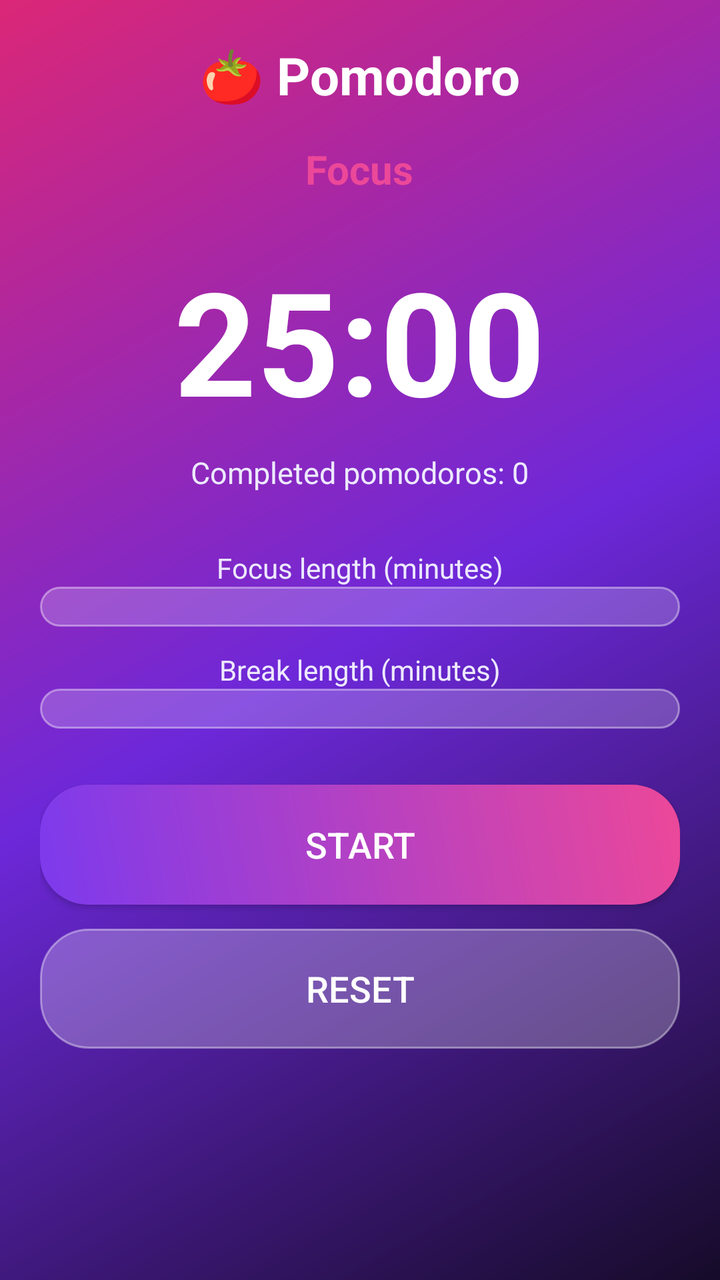
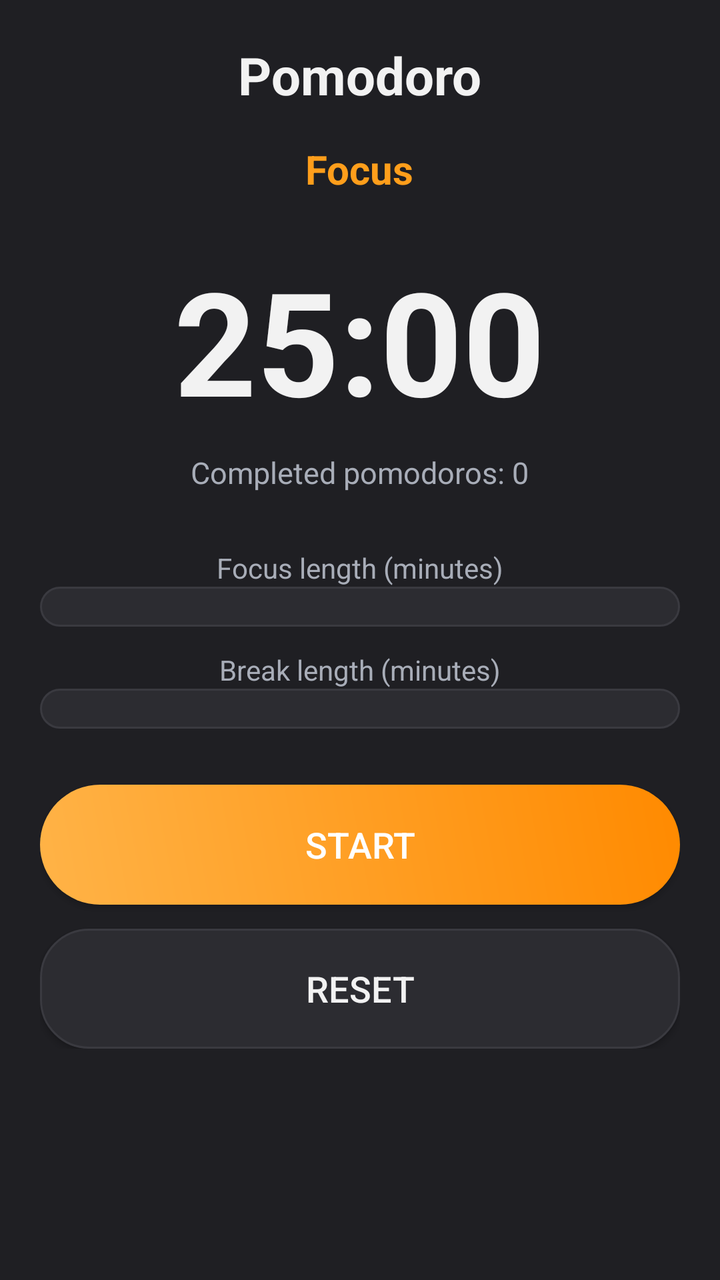

The first picture is an Android layout as it rendered before a commit; the second is the same layout after the commit. The layout source and the unified diff follow.
<!-- AndroidManifest.xml: application theme AppTheme -->
<!-- res/layout/activity_pomodoro.xml -->
<?xml version="1.0" encoding="utf-8"?>
<ScrollView xmlns:android="http://schemas.android.com/apk/res/android"
    android:layout_width="match_parent"
    android:layout_height="match_parent"
    android:padding="20dp">

    <LinearLayout
        android:layout_width="match_parent"
        android:layout_height="wrap_content"
        android:orientation="vertical"
        android:gravity="center_horizontal">

        <TextView
            android:id="@+id/tv_title"
            android:layout_width="wrap_content"
            android:layout_height="wrap_content"
            android:text="🍅 Pomodoro"
            android:textColor="?android:attr/textColorPrimary"
            android:textSize="26sp"
            android:textStyle="bold" />

        <TextView
            android:id="@+id/tv_mode"
            android:layout_width="wrap_content"
            android:layout_height="wrap_content"
            android:text="Focus"
            android:textColor="#EC4899"
            android:textSize="20sp"
            android:textStyle="bold"
            android:layout_marginTop="16dp" />

        <TextView
            android:id="@+id/tv_time"
            android:layout_width="wrap_content"
            android:layout_height="wrap_content"
            android:text="25:00"
            android:textColor="?android:attr/textColorPrimary"
            android:textSize="72sp"
            android:textStyle="bold"
            android:layout_marginTop="24dp" />

        <TextView
            android:id="@+id/tv_cycles"
            android:layout_width="wrap_content"
            android:layout_height="wrap_content"
            android:text="Completed pomodoros: 0"
            android:textColor="?android:attr/textColorSecondary"
            android:textSize="15sp"
            android:layout_marginTop="8dp" />

        <TextView
            android:layout_width="wrap_content"
            android:layout_height="wrap_content"
            android:text="Focus length (minutes)"
            android:textColor="?android:attr/textColorSecondary"
            android:textSize="14sp"
            android:layout_marginTop="28dp" />

        <Spinner
            android:id="@+id/spinner_focus"
            android:layout_width="match_parent"
            android:layout_height="wrap_content"
            android:background="@drawable/bg_input"
            android:padding="10dp" />

        <TextView
            android:layout_width="wrap_content"
            android:layout_height="wrap_content"
            android:text="Break length (minutes)"
            android:textColor="?android:attr/textColorSecondary"
            android:textSize="14sp"
            android:layout_marginTop="12dp" />

        <Spinner
            android:id="@+id/spinner_break"
            android:layout_width="match_parent"
            android:layout_height="wrap_content"
            android:background="@drawable/bg_input"
            android:padding="10dp" />

        <Button
            android:id="@+id/btn_start_pause"
            android:layout_width="match_parent"
            android:layout_height="60dp"
            android:layout_marginTop="28dp"
            android:background="@drawable/bg_button"
            android:text="Start"
            android:textColor="#FFFFFF"
            android:textSize="18sp" />

        <Button
            android:id="@+id/btn_reset"
            android:layout_width="match_parent"
            android:layout_height="60dp"
            android:layout_marginTop="12dp"
            android:background="@drawable/bg_glass"
            android:text="Reset"
            android:textColor="?android:attr/textColorPrimary"
            android:textSize="18sp" />
    </LinearLayout>
</ScrollView>
<!-- resources referenced by this layout -->
<resources>
  <!-- drawable bg_button (drawable) -->
  <?xml version="1.0" encoding="utf-8"?>
  <shape xmlns:android="http://schemas.android.com/apk/res/android"
      android:shape="rectangle">
      <corners android:radius="24dp" />
      <gradient
          android:angle="45"
          android:startColor="#7C3AED"
          android:endColor="#EC4899"
          android:type="linear" />
  </shape>
  <!-- drawable bg_glass (drawable) -->
  <?xml version="1.0" encoding="utf-8"?>
  <shape xmlns:android="http://schemas.android.com/apk/res/android"
      android:shape="rectangle">
      <corners android:radius="24dp" />
      <solid android:color="#40FFFFFF" />
      <stroke
          android:width="1dp"
          android:color="#66FFFFFF" />
  </shape>
  <!-- drawable bg_input (drawable) -->
  <?xml version="1.0" encoding="utf-8"?>
  <shape xmlns:android="http://schemas.android.com/apk/res/android"
      android:shape="rectangle">
      <corners android:radius="16dp" />
      <solid android:color="#33FFFFFF" />
      <stroke
          android:width="1dp"
          android:color="#66FFFFFF" />
  </shape>
  <style name="AppTheme" parent="android:Theme.Material.NoActionBar">
          <item name="android:windowBackground">@drawable/bg_gradient</item>
          <item name="android:textColorPrimary">#FFFFFF</item>
          <item name="android:textColorSecondary">#EDE9FE</item>
          <item name="android:colorAccent">#EC4899</item>
      </style>
  <!-- drawable bg_gradient (drawable) -->
  <?xml version="1.0" encoding="utf-8"?>
  <shape xmlns:android="http://schemas.android.com/apk/res/android"
      android:shape="rectangle">
      <gradient
          android:angle="135"
          android:startColor="#160B29"
          android:centerColor="#6D28D9"
          android:endColor="#DB2777"
          android:type="linear" />
  </shape>
</resources>

<!-- the commit's change to res/layout/activity_pomodoro.xml (unified diff, before → after) -->
@@ -14,7 +14,7 @@
             android:id="@+id/tv_title"
             android:layout_width="wrap_content"
             android:layout_height="wrap_content"
-            android:text="🍅 Pomodoro"
+            android:text="Pomodoro"
             android:textColor="?android:attr/textColorPrimary"
             android:textSize="26sp"
             android:textStyle="bold" />
@@ -24,7 +24,7 @@
             android:layout_width="wrap_content"
             android:layout_height="wrap_content"
             android:text="Focus"
-            android:textColor="#EC4899"
+            android:textColor="@color/orange"
             android:textSize="20sp"
             android:textStyle="bold"
             android:layout_marginTop="16dp" />
<!-- resource entries referenced after the edit -->
@@ -1,14 +1,15 @@
 <!-- resources referenced by this layout -->
 <resources>
+  <color name="orange">#FF9E1B</color>
   <!-- drawable bg_button (drawable) -->
   <?xml version="1.0" encoding="utf-8"?>
   <shape xmlns:android="http://schemas.android.com/apk/res/android"
       android:shape="rectangle">
-      <corners android:radius="24dp" />
+      <corners android:radius="32dp" />
       <gradient
           android:angle="45"
-          android:startColor="#7C3AED"
-          android:endColor="#EC4899"
+          android:startColor="#FFB347"
+          android:endColor="#FF8A00"
           android:type="linear" />
   </shape>
   <!-- drawable bg_glass (drawable) -->
@@ -16,37 +17,35 @@
   <shape xmlns:android="http://schemas.android.com/apk/res/android"
       android:shape="rectangle">
       <corners android:radius="24dp" />
-      <solid android:color="#40FFFFFF" />
+      <solid android:color="?attr/neuCard" />
       <stroke
           android:width="1dp"
-          android:color="#66FFFFFF" />
+          android:color="?attr/neuStroke" />
   </shape>
   <!-- drawable bg_input (drawable) -->
   <?xml version="1.0" encoding="utf-8"?>
   <shape xmlns:android="http://schemas.android.com/apk/res/android"
       android:shape="rectangle">
       <corners android:radius="16dp" />
-      <solid android:color="#33FFFFFF" />
+      <solid android:color="?attr/neuInput" />
       <stroke
           android:width="1dp"
-          android:color="#66FFFFFF" />
+          android:color="?attr/neuStroke" />
   </shape>
   <style name="AppTheme" parent="android:Theme.Material.NoActionBar">
-          <item name="android:windowBackground">@drawable/bg_gradient</item>
-          <item name="android:textColorPrimary">#FFFFFF</item>
-          <item name="android:textColorSecondary">#EDE9FE</item>
-          <item name="android:colorAccent">#EC4899</item>
+          <item name="android:windowBackground">@color/neu_bg_dark</item>
+          <item name="android:textColorPrimary">@color/neu_text_dark</item>
+          <item name="android:textColorSecondary">@color/neu_text_secondary_dark</item>
+          <item name="android:colorAccent">@color/orange</item>
+          <item name="neuCard">@color/neu_card_dark</item>
+          <item name="neuStroke">@color/neu_stroke_dark</item>
+          <item name="neuInput">@color/neu_input_dark</item>
       </style>
-  <!-- drawable bg_gradient (drawable) -->
-  <?xml version="1.0" encoding="utf-8"?>
-  <shape xmlns:android="http://schemas.android.com/apk/res/android"
-      android:shape="rectangle">
-      <gradient
-          android:angle="135"
-          android:startColor="#160B29"
-          android:centerColor="#6D28D9"
-          android:endColor="#DB2777"
-          android:type="linear" />
-  </shape>
+  <color name="neu_bg_dark">#1F1F23</color>
+  <color name="neu_text_dark">#F2F2F2</color>
+  <color name="neu_text_secondary_dark">#A8ADB8</color>
+  <color name="neu_card_dark">#2C2C31</color>
+  <color name="neu_stroke_dark">#3A3A40</color>
+  <color name="neu_input_dark">#2C2C31</color>
 </resources>
 
